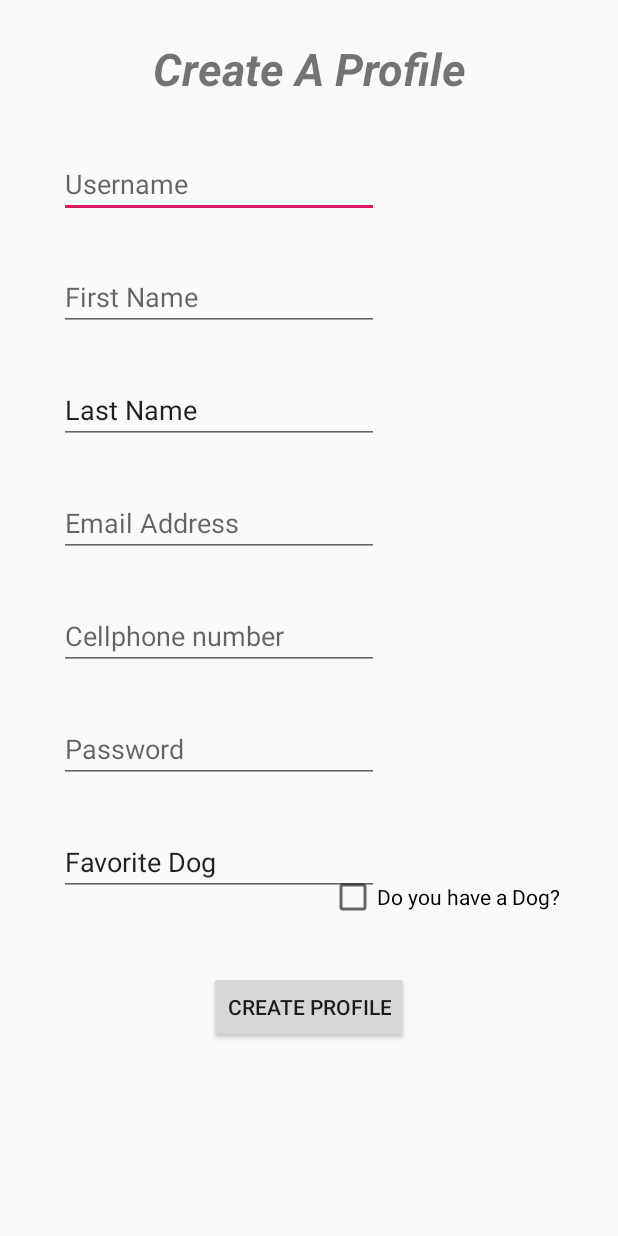
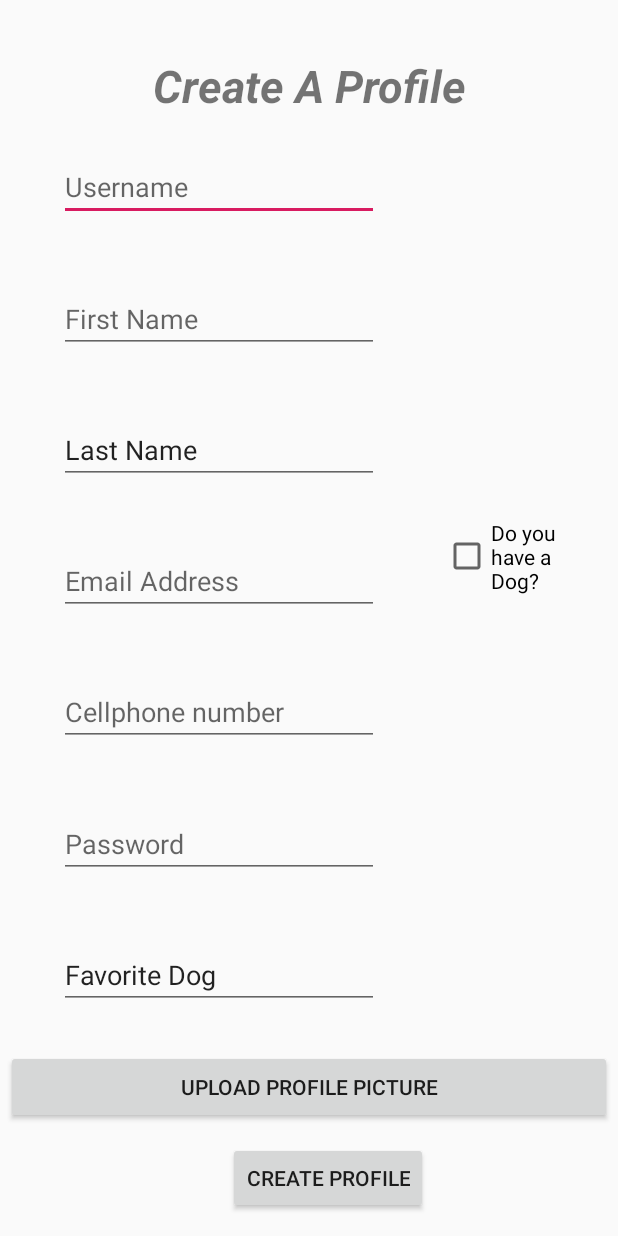
Before and after one commit to finalfantasyfan87/pawfriendz-android-client, an Android app: the screen it shows after launch (MainActivity), on a phone screen of 412 x 824 dp. Run offline under Robolectric (Android 15) with nearby library versions, the phone set to English and light mode, and no system bars; libraries missing offline, so code that uses them is left out: org.springframework.http, org.springframework.web; pictures from the network do not load.

Commit message:
user profile and image upload

```diff
--- a/app/src/main/AndroidManifest.xml
+++ b/app/src/main/AndroidManifest.xml
@@ -24,5 +24,6 @@
             </intent-filter>
         </activity>
     </application>
+    <uses-permission android:name="android.permission.READ_EXTERNAL_STORAGE" />
 
 </manifest>
--- a/app/src/main/java/com/csc472/pawfriendz/MainActivity.java
+++ b/app/src/main/java/com/csc472/pawfriendz/MainActivity.java
@@ -1,13 +1,20 @@
 package com.csc472.pawfriendz;
 
+import android.content.Intent;
+import android.net.Uri;
 import android.os.Bundle;
 import android.os.StrictMode;
+import android.provider.MediaStore;
 import android.util.Log;
 import android.view.View;
 import android.widget.Button;
 import android.widget.CheckBox;
 import android.widget.EditText;
+import android.widget.ImageView;
+import android.widget.ScrollView;
+import android.widget.TextView;
 import android.widget.Toast;
+
 
 import androidx.appcompat.app.AppCompatActivity;
 
@@ -31,7 +38,7 @@ import retrofit2.Response;
 
 public class MainActivity extends AppCompatActivity {
 
-
+    private static final int RESULT_LOAD_IMAGE = 1;
     private static final String TAG = "tagMe";
     private UserServiceAPI userService;
 
@@ -49,31 +56,47 @@ public class MainActivity extends AppCompatActivity {
         final EditText password = (EditText) findViewById(R.id.editText6password);
         final EditText favDog = (EditText) findViewById(R.id.editText7FavDog);
         final Button regProfile = (Button) findViewById(R.id.buttonSubmit);
+        final Button buttonHome = (Button) findViewById(R.id.buttonHome);
+        final Button buttonLogout = (Button) findViewById(R.id.buttonLogout);
+        final Button profilePicUpload = (Button) findViewById(R.id.profilePicture);
+        final Button editProfile = (Button) findViewById(R.id.editProfile);
+        final ImageView profilePic = (ImageView) findViewById(R.id.profilePic);
+        final TextView usernamep = (TextView) findViewById(R.id.usernamep);
+        final TextView userBio = (TextView) findViewById(R.id.userBio);
+        final ScrollView previousPost = (ScrollView) findViewById(R.id.previousPost);
         //lets discuss if we really need this field before the demo?
         final CheckBox ownDog = (CheckBox) findViewById(R.id.checkBoxdog);
         userService = APIUtils.getUserServiceAPI();
 
+        //editProfile.setOnClickListener(new View.OnClickListener()
+        //buttonHome.setOnClickListener(new View.OnClickListener()
+        //buttonLogout.setOnClickListener(new View.OnClickListener()
+        //==========setting onclick listener for profile upload====
+        profilePicUpload.setOnClickListener(new View.OnClickListener() {
+            @Override
+            public void onClick (View v){
+                Intent galleryView = new Intent(Intent.ACTION_PICK, MediaStore.Images.Media.EXTERNAL_CONTENT_URI);
+                startActivityForResult(galleryView, RESULT_LOAD_IMAGE);
+        }
+
+       //===== this activity allows the image to be selected from the gallery and uploaded=====
+        protected void onActivityResult(int requestCode, int resultCode, Intent data) {
+                MainActivity.super.onActivityResult(requestCode, resultCode, data);
+                if (requestCode == RESULT_LOAD_IMAGE && resultCode == RESULT_OK && data != null) {
+                    Uri selectedImage = data.getData();
+                    //profilePicUpload.setImageURI(selectedImage);
+                }
+            }
+        });
+
+
         //====Setting On Click Listener For Create Profile Button ===
         regProfile.setOnClickListener(new View.OnClickListener() {
             @Override
-            public void onClick(View v) {
-
+            public void onClick(View v){
                 StrictMode.ThreadPolicy policy = new StrictMode.ThreadPolicy.Builder().permitAll().build();
                 StrictMode.setThreadPolicy(policy);
                 //Here we get the values from the form field, convert to string and send that data to the Post request
-
-
-//                if (username.getText().toString().isEmpty()) {
-//                    username.setError("Please Enter A Username");
-//                } else if (firstName.getText().toString().isEmpty()) {
-//                    password.setError("Please Enter A First Name");
-//                } else if (lastName.getText().toString().isEmpty()) {
-//                    password.setError("Please Enter A Last Name");
-//                } else if (userEmail.getText().toString().isEmpty()) {
-//                    userEmail.setError("Please Enter Email Address");
-//                } else if (password.getText().toString().isEmpty()) {
-//                    password.setError("Please Enter A Password");
-//                }
                 String firstName1 = firstName.getText().toString();
                 String lastName1 = lastName.getText().toString();
                 String userName = username.getText().toString();
--- a/app/src/main/res/layout/activity_main.xml
+++ b/app/src/main/res/layout/activity_main.xml
@@ -14,10 +14,12 @@
         android:layout_marginStart="40dp"
         android:layout_marginTop="100dp"
         android:layout_marginEnd="160dp"
+        android:layout_marginBottom="10dp"
         android:ems="10"
         android:hint="Username"
         android:inputType="textPersonName"
         android:textSize="18sp"
+        app:layout_constraintBottom_toTopOf="@+id/editTextFirstName"
         app:layout_constraintEnd_toEndOf="parent"
         app:layout_constraintStart_toStartOf="parent"
         app:layout_constraintTop_toTopOf="parent" />
@@ -29,10 +31,12 @@
         android:layout_marginStart="40dp"
         android:layout_marginTop="30dp"
         android:layout_marginEnd="160dp"
+        android:layout_marginBottom="10dp"
         android:ems="10"
         android:hint="First Name"
         android:inputType="textPersonName"
         android:textSize="18sp"
+        app:layout_constraintBottom_toTopOf="@+id/editTextLastName"
         app:layout_constraintEnd_toEndOf="parent"
         app:layout_constraintStart_toStartOf="parent"
         app:layout_constraintTop_toBottomOf="@+id/editTextusername" />
@@ -44,10 +48,12 @@
         android:layout_marginStart="40dp"
         android:layout_marginTop="30dp"
         android:layout_marginEnd="160dp"
+        android:layout_marginBottom="10dp"
         android:ems="10"
         android:inputType="textPersonName"
+        android:text="Last Name"
         android:textSize="18sp"
-        android:text="Last Name"
+        app:layout_constraintBottom_toTopOf="@+id/editTextemail"
         app:layout_constraintEnd_toEndOf="parent"
         app:layout_constraintStart_toStartOf="parent"
         app:layout_constraintTop_toBottomOf="@+id/editTextFirstName" />
@@ -59,9 +65,11 @@
         android:layout_marginStart="40dp"
         android:layout_marginTop="30dp"
         android:layout_marginEnd="160dp"
+        android:layout_marginBottom="10dp"
         android:ems="10"
         android:hint="Email Address"
         android:inputType="textEmailAddress"
+        app:layout_constraintBottom_toTopOf="@+id/editText5cellnumber"
         app:layout_constraintEnd_toEndOf="parent"
         app:layout_constraintStart_toStartOf="parent"
         app:layout_constraintTop_toBottomOf="@+id/editTextLastName" />
@@ -73,9 +81,11 @@
         android:layout_marginStart="40dp"
         android:layout_marginTop="30dp"
         android:layout_marginEnd="160dp"
+        android:layout_marginBottom="10dp"
         android:ems="10"
         android:hint="Cellphone number"
         android:inputType="phone"
+        app:layout_constraintBottom_toTopOf="@+id/editText6password"
         app:layout_constraintEnd_toEndOf="parent"
         app:layout_constraintStart_toStartOf="parent"
         app:layout_constraintTop_toBottomOf="@+id/editTextemail" />
@@ -87,9 +97,11 @@
         android:layout_marginStart="40dp"
         android:layout_marginTop="30dp"
         android:layout_marginEnd="160dp"
+        android:layout_marginBottom="10dp"
         android:ems="10"
         android:hint="Password"
         android:inputType="textPassword"
+        app:layout_constraintBottom_toTopOf="@+id/editText7FavDog"
         app:layout_constraintEnd_toEndOf="parent"
         app:layout_constraintStart_toStartOf="parent"
         app:layout_constraintTop_toBottomOf="@+id/editText5cellnumber" />
@@ -101,10 +113,12 @@
         android:layout_marginStart="40dp"
         android:layout_marginTop="30dp"
         android:layout_marginEnd="160dp"
+        android:layout_marginBottom="5dp"
         android:ems="10"
         android:hint="Favorite Dog "
         android:inputType="textPersonName"
         android:text="Favorite Dog"
+        app:layout_constraintBottom_toTopOf="@+id/profilePicture"
         app:layout_constraintEnd_toEndOf="parent"
         app:layout_constraintStart_toStartOf="parent"
         app:layout_constraintTop_toBottomOf="@+id/editText6password" />
@@ -116,11 +130,13 @@
         android:layout_marginStart="78dp"
         android:layout_marginTop="25dp"
         android:layout_marginEnd="78dp"
+        android:layout_marginBottom="10dp"
         android:text="Create A Profile"
         android:textAlignment="center"
         android:textDirection="firstStrongLtr"
         android:textSize="30sp"
         android:textStyle="bold|italic"
+        app:layout_constraintBottom_toTopOf="@+id/editTextusername"
         app:layout_constraintEnd_toEndOf="parent"
         app:layout_constraintStart_toStartOf="parent"
         app:layout_constraintTop_toTopOf="parent" />
@@ -130,24 +146,44 @@
         android:layout_width="wrap_content"
         android:layout_height="wrap_content"
         android:layout_marginStart="200dp"
-        android:layout_marginTop="50dp"
+        android:layout_marginTop="80dp"
         android:layout_marginEnd="200dp"
+        android:layout_marginBottom="5dp"
         android:text="Create Profile"
+        app:layout_constraintBottom_toBottomOf="parent"
         app:layout_constraintEnd_toEndOf="parent"
+        app:layout_constraintHorizontal_bias="0.398"
         app:layout_constraintStart_toStartOf="parent"
         app:layout_constraintTop_toBottomOf="@+id/editText7FavDog" />
 
     <CheckBox
         android:id="@+id/checkBoxdog"
-        android:layout_width="wrap_content"
-        android:layout_height="wrap_content"
-        android:layout_marginStart="200dp"
-        android:layout_marginTop="30dp"
-        android:layout_marginEnd="20dp"
+        android:layout_width="98dp"
+        android:layout_height="90dp"
+        android:layout_marginStart="250dp"
+        android:layout_marginTop="230dp"
+        android:layout_marginEnd="5dp"
+        android:layout_marginBottom="330dp"
         android:text="Do you have a Dog?"
         android:textSize="14sp"
+        app:layout_constraintBottom_toTopOf="@+id/buttonSubmit"
+        app:layout_constraintEnd_toEndOf="parent"
+        app:layout_constraintHorizontal_bias="0.774"
+        app:layout_constraintStart_toStartOf="parent"
+        app:layout_constraintTop_toBottomOf="@+id/textView3register" />
+
+    <Button
+        android:id="@+id/profilePicture"
+        android:layout_width="404dp"
+        android:layout_height="49dp"
+        android:layout_marginStart="5dp"
+        android:layout_marginTop="20dp"
+        android:layout_marginEnd="5dp"
+        android:layout_marginBottom="10dp"
+        android:text="Upload Profile Picture"
+        app:layout_constraintBottom_toTopOf="@+id/buttonSubmit"
         app:layout_constraintEnd_toEndOf="parent"
         app:layout_constraintStart_toStartOf="parent"
-        app:layout_constraintTop_toTopOf="@+id/editText7FavDog" />
+        app:layout_constraintTop_toBottomOf="@+id/editText7FavDog" />
 
 </androidx.constraintlayout.widget.ConstraintLayout>
```
Also changed, not shown: app/src/main/res/layout/userprofile.xml (added, +114 -0 lines), 1 other file.
